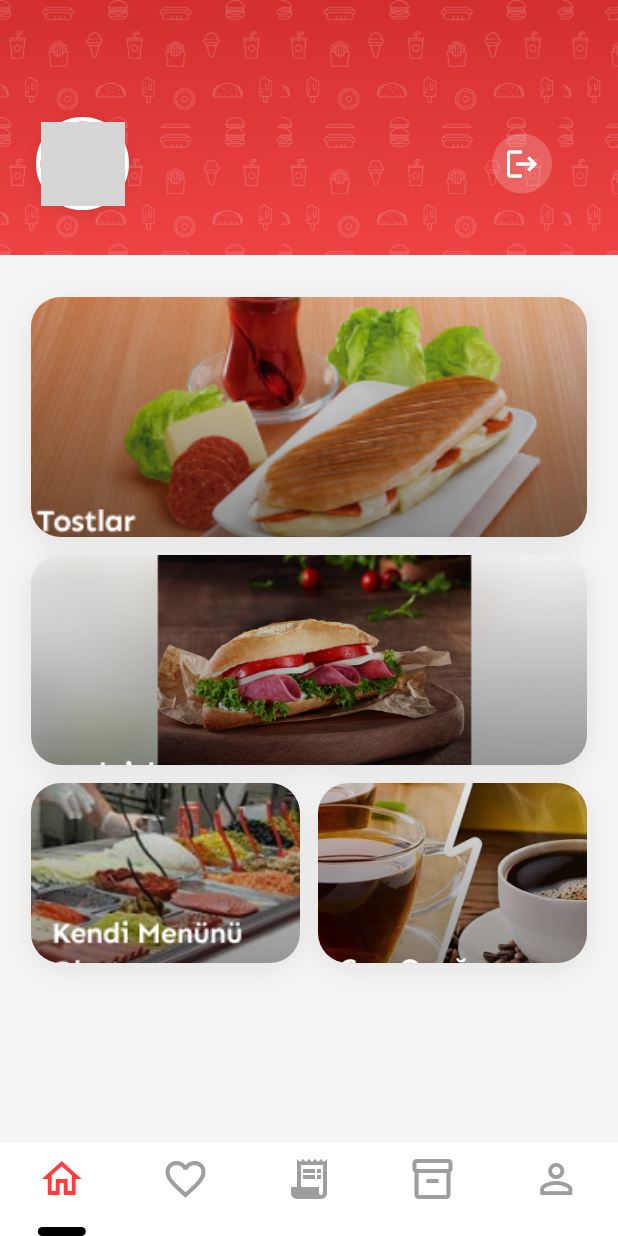
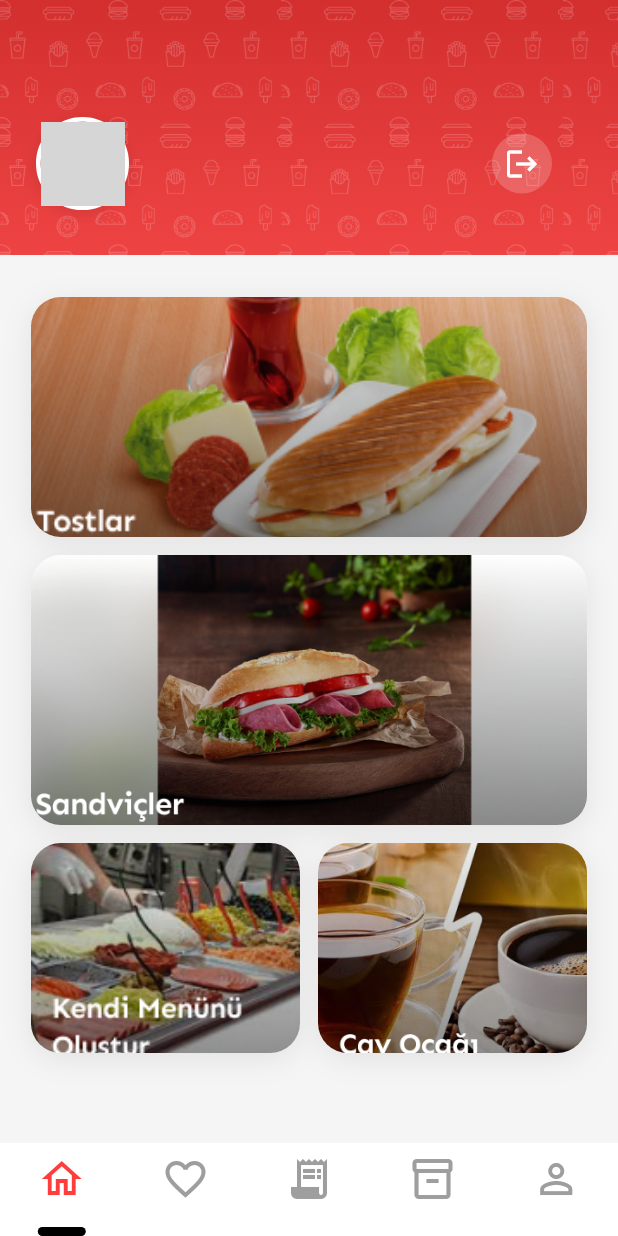
Before and after one commit to iremsu-erdemir/E-Kantin_3, a Flutter app: the HomePage screen opened by its route, on a phone screen of 412 x 824 dp. Run offline on Flutter 3.47's test engine with Material 3 defaults, Android fonts, the phone set to English and light mode, and no system bars; our stand-ins replace shared_preferences; accounts and stored records are empty; grey boxes are pictures that could not be loaded.

Commit message:
HomePage ayarlandı :)

```diff
--- a/lib/screens/home_page.dart
+++ b/lib/screens/home_page.dart
@@ -342,7 +342,7 @@ class _HomePageState extends State<HomePage> {
                   // Sandviçler
                   Container(
                     width: cardWidth,
-                    height: 140,
+                    height: 180,
                     margin: const EdgeInsets.only(bottom: 12),
                     decoration: BoxDecoration(
                       color: Colors.white,
@@ -374,7 +374,7 @@ class _HomePageState extends State<HomePage> {
                     children: [
                       Container(
                         width: (cardWidth - 12) / 2,
-                        height: 120,
+                        height: 140,
                         margin: EdgeInsets.zero,
                         decoration: BoxDecoration(
                           color: Colors.white,
@@ -403,7 +403,7 @@ class _HomePageState extends State<HomePage> {
                       const SizedBox(width: 12),
                       Container(
                         width: (cardWidth - 12) / 2,
-                        height: 120,
+                        height: 140,
                         margin: EdgeInsets.zero,
                         decoration: BoxDecoration(
                           color: Colors.white,
```
